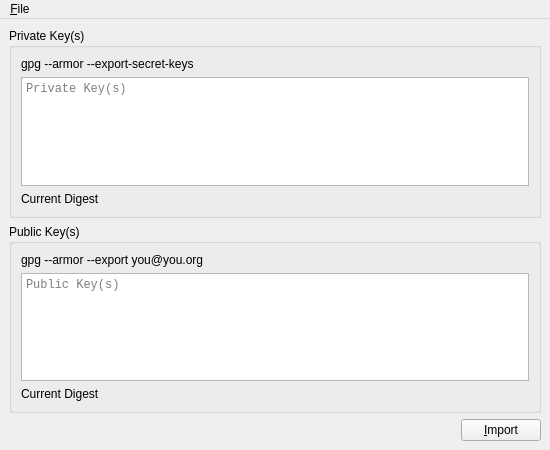
Old version of the form branches/trunk/UI/spot-on-rosetta-gpg-import.ui in the repository textbrowser/spot-on.
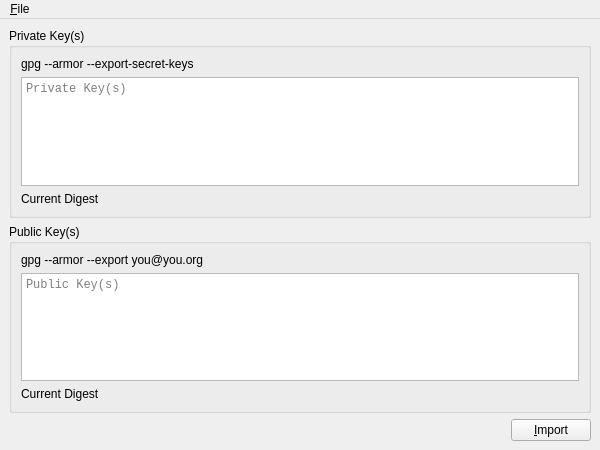
New version of the form. Icons and pictures are not drawn.

The edit to the form file:
```diff
--- a/branches/trunk/UI/spot-on-rosetta-gpg-import.ui
+++ b/branches/trunk/UI/spot-on-rosetta-gpg-import.ui
@@ -6,7 +6,7 @@
    <rect>
     <x>0</x>
     <y>0</y>
-    <width>550</width>
+    <width>600</width>
     <height>450</height>
    </rect>
   </property>
@@ -135,7 +135,7 @@
     <rect>
      <x>0</x>
      <y>0</y>
-     <width>550</width>
+     <width>600</width>
      <height>30</height>
     </rect>
    </property>
```
